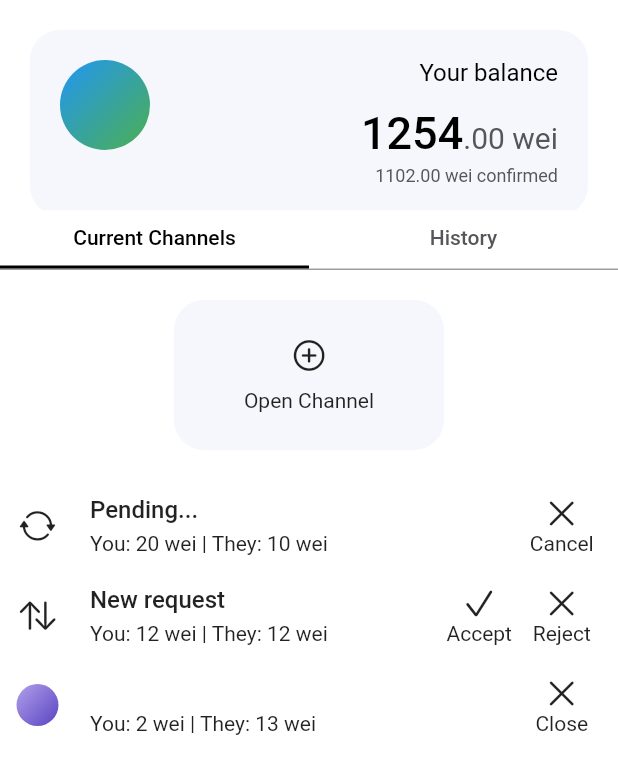
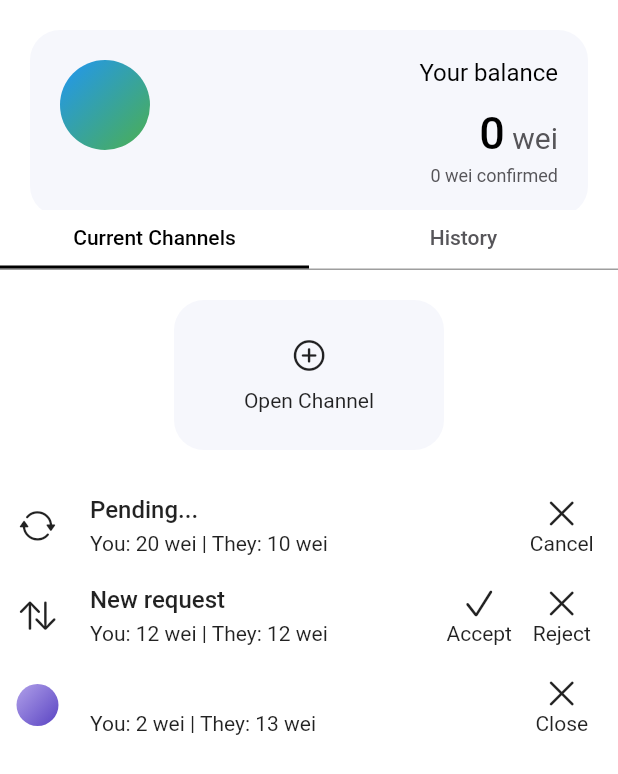
Before and after one commit to dknopik/sspc-flutter-fe, a Flutter app: the screen it shows after launch, after a tap on "Open Channel", on a phone screen of 412 x 824 dp. Shown: the top 774 px of the screen. Run offline on Flutter 3.47's test engine with Material 2 defaults, Android fonts, the phone set to English and light mode, and no system bars; our stand-ins replace flutter_keyboard_visibility, modal_bottom_sheet; missing offline and left inert: rlp, web3dart; statements that could not run were skipped.

Commit message:
account screen

```diff
--- a/app/lib/screens/screen_account.dart
+++ b/app/lib/screens/screen_account.dart
@@ -15,7 +15,8 @@ class _AccountScreenState extends State<AccountScreen>
     with TickerProviderStateMixin {
   final MyWallet myWallet = MyWallet();
 
-  int onChainBalance = 0;
+  BigInt onChainBalance = BigInt.from(0);
+  BigInt totalBalance = BigInt.from(0);
 
   @override
   void initState() {
@@ -33,10 +34,8 @@ class _AccountScreenState extends State<AccountScreen>
     // get onchain confirmed balance
     // get balance across all channels
     print('get balance');
-    String balance = await myWallet.getOnChainBalance();
-    print(balance);
-    onChainBalance = int.tryParse(balance) ?? 0;
-    print(onChainBalance);
+    onChainBalance = await myWallet.getOnChainBalance();
+    totalBalance = await myWallet.getTotalBalance();
   }
 
   @override
@@ -190,11 +189,11 @@ class _AccountScreenState extends State<AccountScreen>
                                               text: TextSpan(
                                             children: [
                                               TextSpan(
-                                                text: '1254',
+                                                text: totalBalance.toString(),
                                                 style: Style.title,
                                               ),
                                               TextSpan(
-                                                text: '.00 wei',
+                                                text: ' wei',
                                                 style: TextStyle(
                                                   color: Color(0xFF565559),
                                                   fontSize: 20,
@@ -208,7 +207,8 @@ class _AccountScreenState extends State<AccountScreen>
                                             height: 5,
                                           ),
                                           Text(
-                                            '1102.00 wei confirmed',
+                                            onChainBalance.toString() +
+                                                ' wei confirmed',
                                             style: Style.hidden,
                                           ),
                                         ],
```
